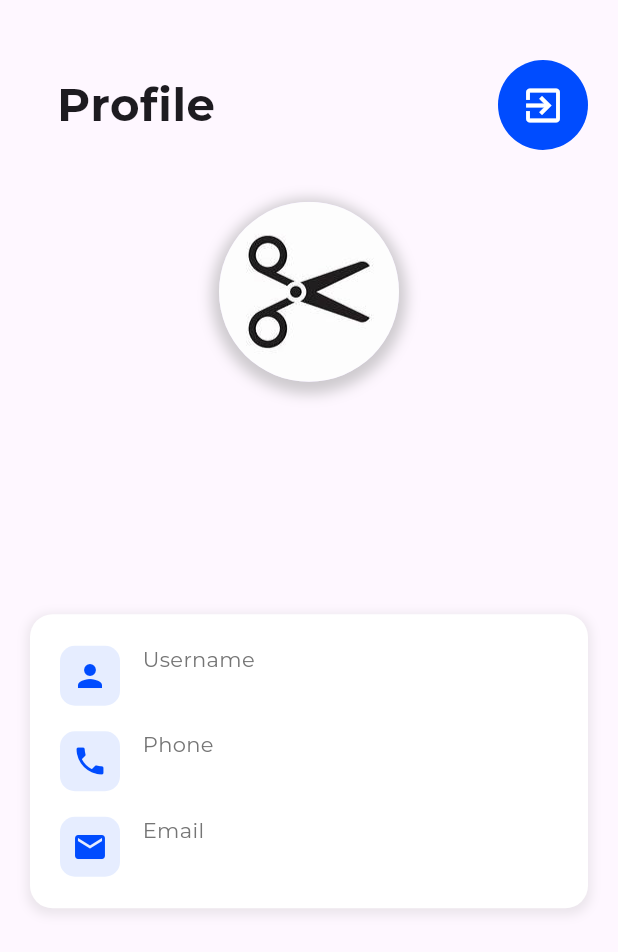
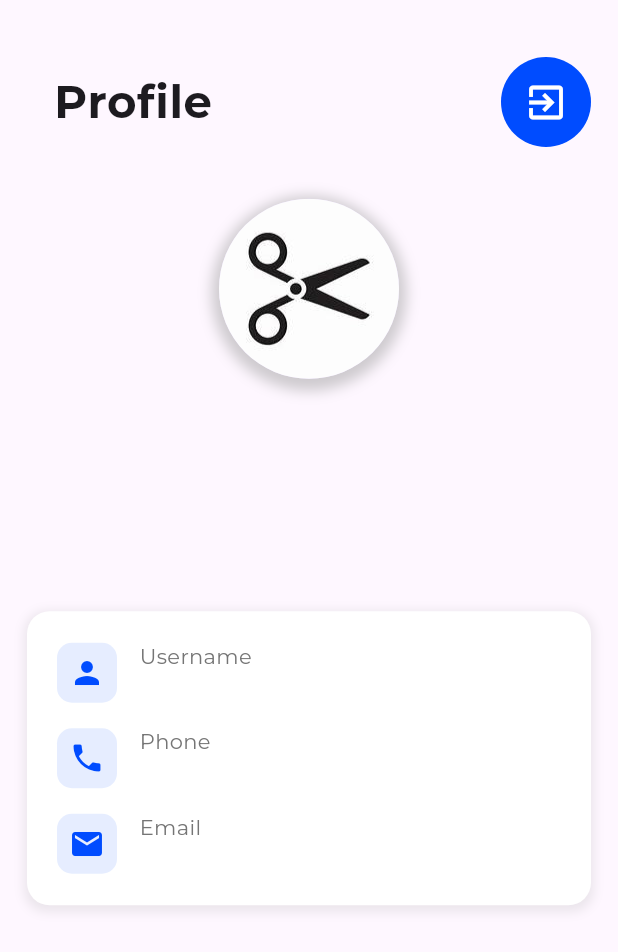
Before and after one commit to AkashMadhuNp/refinespotuser, a Flutter app: the ProfileScreen screen opened directly, on a phone screen of 412 x 824 dp. Shown: the top 952 px of the screen. Run offline on Flutter 3.47's test engine with Material 3 defaults, Android fonts, the phone set to English and light mode, and no system bars; our stand-ins replace animated_splash_screen, bloc, cloud_firestore, equatable, firebase_auth, firebase_core and 7 more; missing offline and left inert: flutter_stripe; accounts and stored records are empty.

Commit message:
final texting

```diff
--- a/lib/screens/profile/profile_screen.dart
+++ b/lib/screens/profile/profile_screen.dart
@@ -29,7 +29,7 @@ class ProfileScreen extends StatelessWidget {
             child: Scaffold(
               body: SingleChildScrollView(
                 child: Padding(
-                  padding: const EdgeInsets.all(20),
+                  padding: const EdgeInsets.all(18),
                   child: Column(
                     children: [
                       buildProfileHeader(context, state),
```
